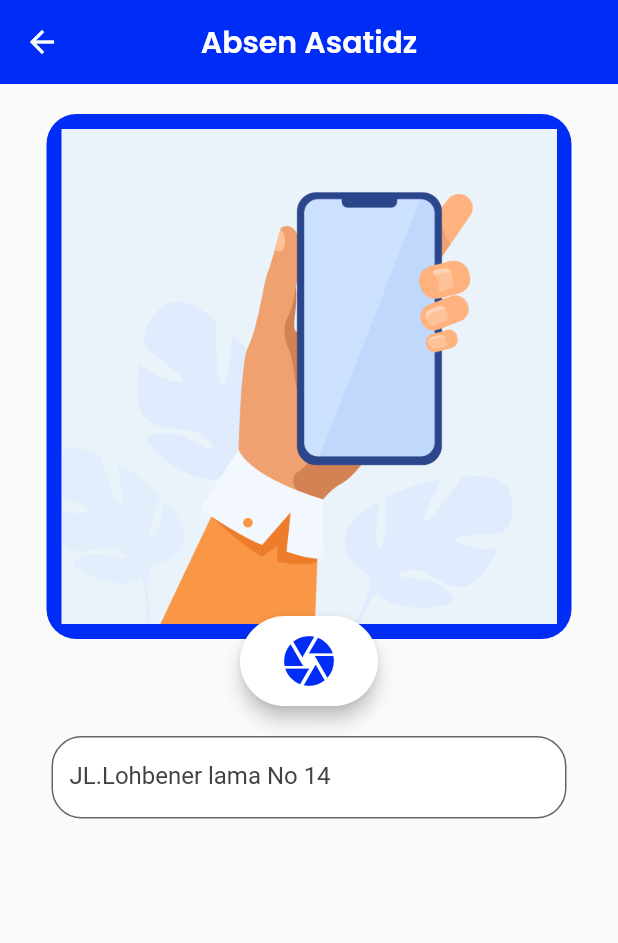
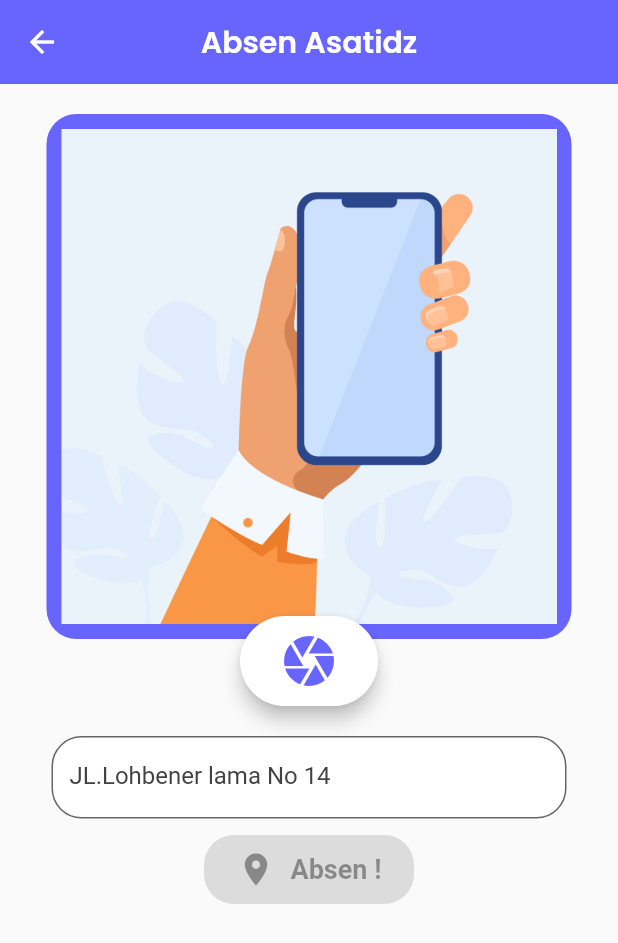
Before and after one commit to naneps/RTQ-MOBILE, a Flutter app: the MyAbsen screen opened directly, on a phone screen of 412 x 824 dp. Shown: the top 943 px of the screen. Run offline on Flutter 3.47's test engine with Material 2 defaults, Android fonts, the phone set to English and light mode, and no system bars; our stand-ins replace animated_splash_screen, camera, dio, fluttertoast, get, google_fonts and 1 more; missing offline and left inert: sp_util.

Commit message:
Modifiy Absensi Creen

```diff
--- a/tahfidz/lib/components/constants.dart
+++ b/tahfidz/lib/components/constants.dart
@@ -1,5 +1,5 @@
 import 'package:flutter/material.dart';
 
-dynamic mainColor = Color.fromRGBO(0, 45, 245, 100);
-
+dynamic mainColor = Color.fromARGB(255, 104, 101, 255);
+dynamic greenColor = Color.fromRGBO(67, 238, 135, 1);
 String link_public = 'http://rtq-freelance.my.id/api/';
--- /dev/null
+++ b/tahfidz/lib/pages/pengajar/absen_saya/components/buttonsl.dart
@@ -0,0 +1,46 @@
+import 'package:flutter/material.dart';
+import 'package:tahfidz/components/constants.dart';
+
+class MyButton extends StatelessWidget {
+  dynamic onPress;
+  dynamic icon;
+  Color? color;
+  MyButton({Key? key, this.onPress, this.icon, this.color}) : super(key: key);
+
+  @override
+  Widget build(BuildContext context) {
+    return ElevatedButton(
+      child: Container(
+        width: 120,
+        child: Row(
+          mainAxisAlignment: MainAxisAlignment.center,
+          crossAxisAlignment: CrossAxisAlignment.center,
+          children: [
+            Icon(
+              icon,
+              size: 26,
+            ),
+            SizedBox(
+              width: 10,
+            ),
+            Text(
+              "Absen !",
+              style: TextStyle(fontSize: 18, fontWeight: FontWeight.w600),
+            )
+          ],
+        ),
+      ),
+      style: ElevatedButton.styleFrom(
+        elevation: 4,
+        primary: color,
+        padding: EdgeInsets.all(10),
+        shape: RoundedRectangleBorder(
+          borderRadius: BorderRadius.all(
+            Radius.circular(20),
+          ),
+        ),
+      ),
+      onPressed: onPress,
+    );
+  }
+}
--- a/tahfidz/lib/pages/pengajar/absen_saya/my_absensi_page.dart
+++ b/tahfidz/lib/pages/pengajar/absen_saya/my_absensi_page.dart
@@ -7,6 +7,7 @@ import 'package:google_fonts/google_fonts.dart';
 import 'package:tahfidz/components/constants.dart';
 import 'package:tahfidz/components/splashScreen.dart';
 import 'package:tahfidz/pages/pengajar/absen_saya/camera_screen.dart';
+import 'package:tahfidz/pages/pengajar/absen_saya/components/buttonsl.dart';
 
 class MyAbsen extends StatefulWidget {
   const MyAbsen({Key? key}) : super(key: key);
@@ -119,6 +120,10 @@ class _MyAbsenState extends State<MyAbsen> {
                     fillColor: Colors.white),
               ),
             ),
+            MyButton(
+              color: greenColor,
+              icon: Icons.location_on,
+            ),
           ],
         ),
       ),
```
Also changed, not shown: tahfidz/lib/main.dart (+0 -8 lines).
